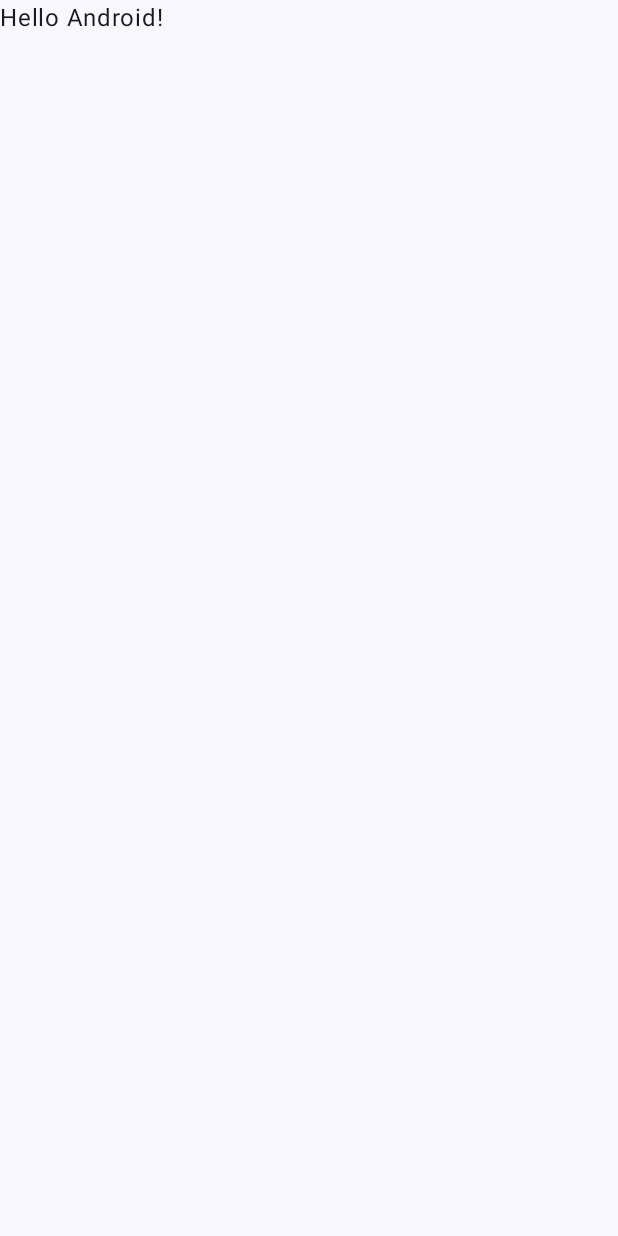
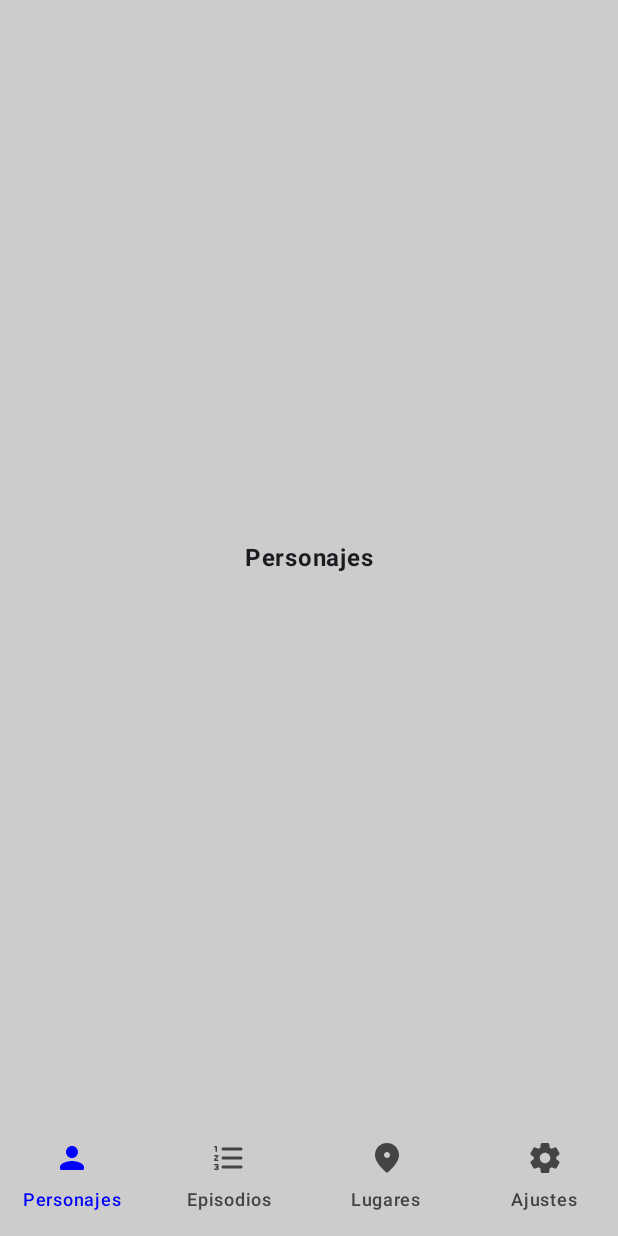
Before and after one commit to galvezsh/RickAndMortyDB, an Android app built with Jetpack Compose: the screen it shows after launch (MainActivity), on a phone screen of 412 x 824 dp. Before the commit the screen is almost empty. Run offline under Robolectric (Android 15) with nearby library versions, the phone set to English and light mode, and no system bars; our stand-ins replace Dagger/Hilt's generated code.

Commit message:
Shared navigation bar for 4 screens with Material3 and ColorSheme

```diff
--- a/app/build.gradle.kts
+++ b/app/build.gradle.kts
@@ -63,6 +63,9 @@ dependencies {
     debugImplementation(libs.androidx.ui.tooling)
     debugImplementation(libs.androidx.ui.test.manifest)
 
+    // Material 3 icons
+    implementation(libs.androidx.material)
+
     // Retrofit and Json-converter
     implementation(libs.retrofit)
     implementation(libs.converter.gson)
--- a/app/src/main/AndroidManifest.xml
+++ b/app/src/main/AndroidManifest.xml
@@ -6,6 +6,7 @@
 
     <application
         android:allowBackup="true"
+        android:name=".RickAndMortyDbApplication"
         android:dataExtractionRules="@xml/data_extraction_rules"
         android:fullBackupContent="@xml/backup_rules"
         android:icon="@mipmap/ic_launcher"
--- a/app/src/main/java/com/galvezsh/rickandmortydb/MainActivity.kt
+++ b/app/src/main/java/com/galvezsh/rickandmortydb/MainActivity.kt
@@ -4,47 +4,19 @@ import android.os.Bundle
 import androidx.activity.ComponentActivity
 import androidx.activity.compose.setContent
 import androidx.activity.enableEdgeToEdge
-import androidx.compose.foundation.clickable
-import androidx.compose.foundation.layout.fillMaxSize
-import androidx.compose.foundation.layout.padding
-import androidx.compose.material3.Scaffold
-import androidx.compose.material3.Text
-import androidx.compose.runtime.Composable
-import androidx.compose.ui.Modifier
-import androidx.compose.ui.tooling.preview.Preview
+import com.galvezsh.rickandmortydb.core.navigation.NavigationWrapper
 import com.galvezsh.rickandmortydb.ui.theme.RickAndMortyDBTheme
-import com.google.firebase.Firebase
-import com.google.firebase.FirebaseApp
+import dagger.hilt.android.AndroidEntryPoint
 
+@AndroidEntryPoint
 class MainActivity : ComponentActivity() {
     override fun onCreate(savedInstanceState: Bundle?) {
         super.onCreate(savedInstanceState)
         enableEdgeToEdge()
         setContent {
-            RickAndMortyDBTheme {
-                Scaffold(modifier = Modifier.fillMaxSize()) { innerPadding ->
-                    Greeting(
-                        name = "Android",
-                        modifier = Modifier.padding(innerPadding)
-                    )
-                }
+            RickAndMortyDBTheme( dynamicColor = false ) {
+                NavigationWrapper()
             }
         }
     }
 }
-
-@Composable
-fun Greeting(name: String, modifier: Modifier = Modifier) {
-    Text(
-        text = "Hello $name!",
-        modifier = modifier.clickable { throw RuntimeException("Test de escepcion") }
-    )
-}
-
-@Preview(showBackground = true)
-@Composable
-fun GreetingPreview() {
-    RickAndMortyDBTheme {
-        Greeting("Android")
-    }
-}
--- /dev/null
+++ b/app/src/main/java/com/galvezsh/rickandmortydb/RickAndMortyDbApplication.kt
@@ -0,0 +1,7 @@
+package com.galvezsh.rickandmortydb
+
+import android.app.Application
+import dagger.hilt.android.HiltAndroidApp
+
+@HiltAndroidApp
+class RickAndMortyDbApplication: Application()
--- /dev/null
+++ b/app/src/main/java/com/galvezsh/rickandmortydb/core/navigation/NavigationWrapper.kt
@@ -0,0 +1,79 @@
+package com.galvezsh.rickandmortydb.core.navigation
+
+import androidx.compose.foundation.layout.height
+import androidx.compose.foundation.layout.navigationBarsPadding
+import androidx.compose.foundation.layout.padding
+import androidx.compose.material3.Icon
+import androidx.compose.material3.MaterialTheme
+import androidx.compose.material3.Scaffold
+import androidx.compose.material3.Text
+import androidx.compose.material3.NavigationBar
+import androidx.compose.material3.NavigationBarItem
+import androidx.compose.material3.NavigationBarItemDefaults
+import androidx.compose.runtime.getValue
+import androidx.compose.runtime.Composable
+import androidx.compose.ui.Modifier
+import androidx.compose.ui.graphics.Color
+import androidx.compose.ui.tooling.preview.Preview
+import androidx.compose.ui.unit.dp
+import androidx.navigation.NavDestination.Companion.hierarchy
+import androidx.navigation.NavDestination.Companion.hasRoute
+import androidx.navigation.NavGraph.Companion.findStartDestination
+import androidx.navigation.compose.NavHost
+import androidx.navigation.compose.composable
+import androidx.navigation.compose.currentBackStackEntryAsState
+import androidx.navigation.compose.rememberNavController
+import com.galvezsh.rickandmortydb.presentation.charactersScreen.CharactersScreen
+import com.galvezsh.rickandmortydb.presentation.episodesScreen.EpisodesScreen
+import com.galvezsh.rickandmortydb.presentation.locationsScreen.LocationsScreen
+import com.galvezsh.rickandmortydb.presentation.settingsScreen.SettingsScreen
+
+@Composable
+fun NavigationWrapper() {
+    val navController = rememberNavController()
+    val navBackStackEntry by navController.currentBackStackEntryAsState()
+    val currentDestination = navBackStackEntry?.destination
+
+    Scaffold(
+        bottomBar = {
+            NavigationBar(
+                containerColor = MaterialTheme.colorScheme.background,
+                modifier = Modifier.navigationBarsPadding()
+            ) {
+                navigationBottomRoutes.forEach { item ->
+                    NavigationBarItem(
+                        icon = { Icon( item.icon, contentDescription = item.name ) },
+                        label = { Text( item.name ) },
+                        selected = currentDestination?.hierarchy?.any { it.hasRoute( item.route::class ) } == true,
+                        colors = NavigationBarItemDefaults.colors(
+                            selectedIconColor = Color.Blue,
+                            unselectedIconColor = MaterialTheme.colorScheme.surface,
+                            selectedTextColor = Color.Blue,
+                            unselectedTextColor = MaterialTheme.colorScheme.surface,
+                            indicatorColor = Color.Transparent
+                        ),
+                        onClick = {
+                            navController.navigate( item.route ) {
+                                popUpTo( navController.graph.findStartDestination().id ) { saveState = true }
+                                launchSingleTop = true
+                                restoreState = true
+                            }
+                        }
+                    )
+                }
+            }
+        }
+    ) { innerPadding ->
+        NavHost(
+            navController = navController,
+            startDestination = CharactersScreen,
+            modifier = Modifier.padding( innerPadding )
+        ) {
+            composable<CharactersScreen> { CharactersScreen() }
+            composable<EpisodesScreen> { EpisodesScreen() }
+            composable<LocationsScreen> { LocationsScreen() }
+            composable<SettingsScreen> { SettingsScreen() }
+        }
+    }
+
+}
--- /dev/null
+++ b/app/src/main/java/com/galvezsh/rickandmortydb/core/navigation/Screens.kt
@@ -0,0 +1,30 @@
+package com.galvezsh.rickandmortydb.core.navigation
+
+import androidx.compose.material.icons.Icons
+import androidx.compose.material.icons.rounded.FormatListNumbered
+import androidx.compose.material.icons.rounded.Person
+import androidx.compose.material.icons.rounded.Place
+import androidx.compose.material.icons.rounded.Settings
+import androidx.compose.ui.graphics.vector.ImageVector
+import kotlinx.serialization.Serializable
+
+@Serializable
+object CharactersScreen
+
+@Serializable
+object LocationsScreen
+
+@Serializable
+object EpisodesScreen
+
+@Serializable
+object SettingsScreen
+
+data class NavigationBottomRoute<T : Any>( val icon: ImageVector, val name: String, val route: T )
+
+val navigationBottomRoutes = listOf(
+    NavigationBottomRoute( Icons.Rounded.Person , "Personajes", CharactersScreen ),
+    NavigationBottomRoute( Icons.Rounded.FormatListNumbered , "Episodios", EpisodesScreen ),
+    NavigationBottomRoute( Icons.Rounded.Place , "Lugares", LocationsScreen ),
+    NavigationBottomRoute( Icons.Rounded.Settings , "Ajustes", SettingsScreen )
+)
--- /dev/null
+++ b/app/src/main/java/com/galvezsh/rickandmortydb/presentation/charactersScreen/CharactersScreen.kt
@@ -0,0 +1,38 @@
+package com.galvezsh.rickandmortydb.presentation.charactersScreen
+
+import androidx.compose.foundation.background
+import androidx.compose.foundation.layout.Box
+import androidx.compose.foundation.layout.Column
+import androidx.compose.foundation.layout.fillMaxSize
+import androidx.compose.foundation.layout.fillMaxWidth
+import androidx.compose.material3.Text
+import androidx.compose.runtime.Composable
+import androidx.compose.ui.Alignment
+import androidx.compose.ui.Modifier
+import androidx.compose.ui.graphics.Color
+import androidx.compose.ui.text.font.FontWeight
+import androidx.compose.ui.tooling.preview.Preview
+import androidx.compose.ui.unit.sp
+import androidx.hilt.navigation.compose.hiltViewModel
+
+@Preview( showBackground = true, showSystemUi = true )
+@Composable
+fun CharactersScreen( viewModel: CharactersViewModel = hiltViewModel() ) {
+
+    Box(
+        modifier = Modifier.fillMaxSize().background( Color.LightGray ),
+        contentAlignment = Alignment.Center
+    ) {
+        Column(
+            modifier = Modifier.fillMaxWidth(),
+            horizontalAlignment = Alignment.CenterHorizontally
+        ) {
+            Text(
+                text = "Personajes",
+                fontWeight = FontWeight.Bold,
+                fontSize = 16.sp
+            )
+        }
+    }
+
+}
--- /dev/null
+++ b/app/src/main/java/com/galvezsh/rickandmortydb/presentation/charactersScreen/CharactersViewModel.kt
@@ -0,0 +1,8 @@
+package com.galvezsh.rickandmortydb.presentation.charactersScreen
+
+import androidx.lifecycle.ViewModel
+import dagger.hilt.android.lifecycle.HiltViewModel
+import javax.inject.Inject
+
+@HiltViewModel
+class CharactersViewModel @Inject constructor(): ViewModel()
--- a/app/src/main/java/com/galvezsh/rickandmortydb/ui/theme/Color.kt
+++ b/app/src/main/java/com/galvezsh/rickandmortydb/ui/theme/Color.kt
@@ -2,10 +2,12 @@ package com.galvezsh.rickandmortydb.ui.theme
 
 import androidx.compose.ui.graphics.Color
 
-val Purple80 = Color(0xFFD0BCFF)
-val PurpleGrey80 = Color(0xFFCCC2DC)
-val Pink80 = Color(0xFFEFB8C8)
+val primaryAppColor = Color(0xFFFF6E40)
+val secondaryAppColor = Color(0xFFFF9E80)
+val tertiaryAppColor = Color(0xFFBB6655)
 
-val Purple40 = Color(0xFF6650a4)
-val PurpleGrey40 = Color(0xFF625b71)
-val Pink40 = Color(0xFF7D5260)
+val backgroundLightColor = Color.LightGray
+val backgroundDarkColor = Color.DarkGray
+
+val buttonLightColor = Color.DarkGray
+val buttonDarkColor = Color.LightGray
--- a/app/src/main/java/com/galvezsh/rickandmortydb/ui/theme/Theme.kt
+++ b/app/src/main/java/com/galvezsh/rickandmortydb/ui/theme/Theme.kt
@@ -1,6 +1,5 @@
 package com.galvezsh.rickandmortydb.ui.theme
 
-import android.app.Activity
 import android.os.Build
 import androidx.compose.foundation.isSystemInDarkTheme
 import androidx.compose.material3.MaterialTheme
@@ -12,15 +11,19 @@ import androidx.compose.runtime.Composable
 import androidx.compose.ui.platform.LocalContext
 
 private val DarkColorScheme = darkColorScheme(
-    primary = Purple80,
-    secondary = PurpleGrey80,
-    tertiary = Pink80
+    primary = primaryAppColor,
+    secondary = secondaryAppColor,
+    tertiary = tertiaryAppColor,
+    background = backgroundDarkColor,
+    surface = buttonDarkColor
 )
 
 private val LightColorScheme = lightColorScheme(
-    primary = Purple40,
-    secondary = PurpleGrey40,
-    tertiary = Pink40
+    primary = primaryAppColor,
+    secondary = secondaryAppColor,
+    tertiary = tertiaryAppColor,
+    background = backgroundLightColor,
+    surface = buttonLightColor
 
     /* Other default colors to override
     background = Color(0xFFFFFBFE),
--- a/gradle/libs.versions.toml
+++ b/gradle/libs.versions.toml
@@ -8,6 +8,8 @@ espressoCore = "3.6.1"
 lifecycleRuntimeKtx = "2.9.1"
 activityCompose = "1.10.1"
 composeBom = "2025.06.00"
+
+materialIcons = "1.7.8"
 
 ksp = "2.0.21-1.0.27"
 
@@ -43,6 +45,9 @@ androidx-ui-tooling-preview = { group = "androidx.compose.ui", name = "ui-toolin
 androidx-ui-test-manifest = { group = "androidx.compose.ui", name = "ui-test-manifest" }
 androidx-ui-test-junit4 = { group = "androidx.compose.ui", name = "ui-test-junit4" }
 androidx-material3 = { group = "androidx.compose.material3", name = "material3" }
+
+# Material 3 icons
+androidx-material = { module = "androidx.compose.material:material-icons-extended", version.ref = "materialIcons" }
 
 # Dagger hilt
 dagger-hilt = { module = "com.google.dagger:hilt-android", version.ref = "hilt" }
```
Also changed, not shown: app/src/main/java/com/galvezsh/rickandmortydb/presentation/episodesScreen/EpisodesScreen.kt (added, +36 -0 lines), app/src/main/java/com/galvezsh/rickandmortydb/presentation/episodesScreen/EpisodesViewModel.kt (added, +8 -0 lines), app/src/main/java/com/galvezsh/rickandmortydb/presentation/locationsScreen/LocationsScreen.kt (added, +36 -0 lines), app/src/main/java/com/galvezsh/rickandmortydb/presentation/locationsScreen/LocationsViewModel.kt (added, +8 -0 lines), app/src/main/java/com/galvezsh/rickandmortydb/presentation/settingsScreen/SettingsScreen.kt (added, +36 -0 lines), app/src/main/java/com/galvezsh/rickandmortydb/presentation/settingsScreen/SettingsViewModel.kt (added, +8 -0 lines).
